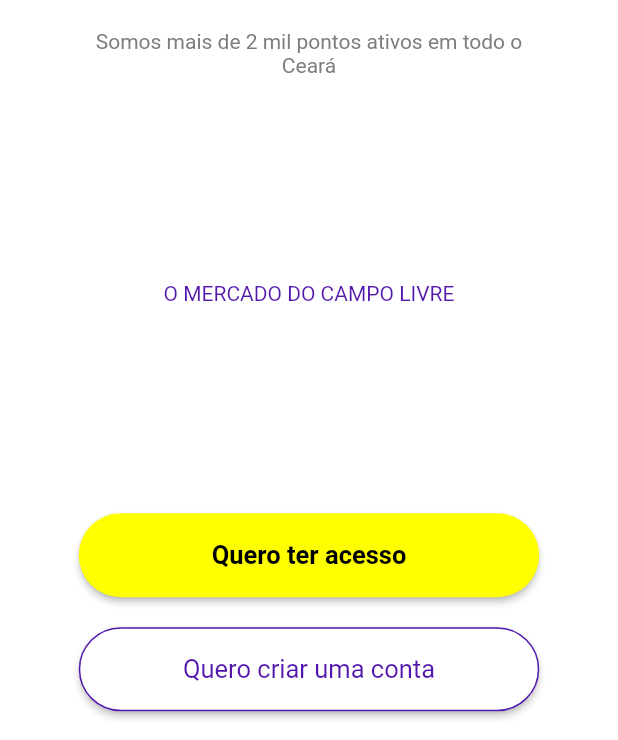
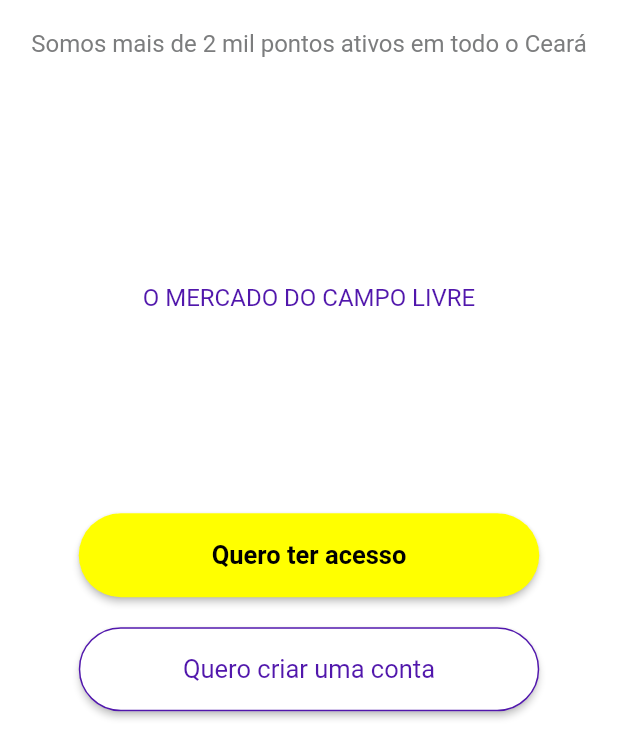
Before and after one commit to jocelio23/MERCADAGRO-COPAV, a Flutter app: the TelaAcessoProdutor screen opened directly, scrolled down 164 dp, on a phone screen of 412 x 824 dp, the part 496-1236 px from its top. Run offline on Flutter 3.47's test engine with Material 2 defaults, Android fonts, the light colour scheme and no system bars.

Commit message:
Correção de rotas e Layouts

```diff
--- a/lib/app_routes.dart
+++ b/lib/app_routes.dart
@@ -2,6 +2,7 @@ import 'package:flutter/material.dart';
 import 'package:mercadagrocopav/app_widgets.dart';
 import 'package:mercadagrocopav/routes_name.dart';
 import 'package:mercadagrocopav/src/views/telaacessoprodutor/tela_acesso_produtor.dart';
+import 'package:mercadagrocopav/src/views/telaescolhaprodutor/tela_escolha_produtor.dart';
 import 'package:mercadagrocopav/src/views/telaprincipal/tela_principal.dart';
 
 class Routes{
@@ -14,12 +15,15 @@ class Routes{
           return RoutesAnimation(
               builder: (_) => AppWidget(), settings: settings);
 
+        case TELA_ESCOLHA_PRODUTOR:
+          return RoutesAnimation(builder: (_) => TelaEscolhaProdutor(), settings: settings);
+
         case TELA_ACESSO_PRODUTOR:
           return RoutesAnimation(
               builder: (_) => TelaAcessoProdutor(), settings: settings);
 
         default:
-          return RoutesAnimation(builder: (_) => TelaPrincipal(), settings: settings);
+          return RoutesAnimation(builder: (_) => AppWidget(), settings: settings);
 
       }
   }
--- a/lib/app_widgets.dart
+++ b/lib/app_widgets.dart
@@ -58,7 +58,7 @@ class _AppWidgetState extends State<AppWidget> {
           PageView.builder(
             scrollDirection: Axis.horizontal,
             onPageChanged: _onPageChanged,
-            controller: _controller,
+            controller: _controller.hasClients ? _controller : null,
             itemCount: _numTelas.widgets!.length,
             itemBuilder: (context,i){
               return _numTelas.widgets![i];
--- a/lib/main.dart
+++ b/lib/main.dart
@@ -6,10 +6,12 @@ import 'app_routes.dart';
 
 void main() {
   runApp(MaterialApp(
+
     title: "MercadAgro Copav",
     debugShowCheckedModeBanner: false,
     onGenerateRoute: Routes.generateRoute,
     initialRoute: TELA_PRINCIPAL,
+
     //home: AppWidget(),
   ));
 }
--- a/lib/src/views/telaacessoprodutor/tela_acesso_produtor.dart
+++ b/lib/src/views/telaacessoprodutor/tela_acesso_produtor.dart
@@ -13,10 +13,11 @@ class TelaAcessoProdutor extends StatelessWidget {
     var _heigth = MediaQuery.of(context).size.height;
 
     final String _textoApresentacao =
-        "Somos mais de 2 mil pontos ativos em todo o\n"
-        "Ceará";
+        "Somos mais de 2 mil pontos ativos em todo o"
+        " Ceará";
 
-    return Container(
+    return Scaffold(
+      body: Container(
         color: AppCores.white,
         alignment: Alignment.topCenter,
         width: _width,
@@ -43,18 +44,24 @@ class TelaAcessoProdutor extends StatelessWidget {
                     mainAxisAlignment: MainAxisAlignment.spaceBetween,
                     children: [
                       Container(
-                      width: 358,
-                      height: 30,
+                        width: _width * 0.9,
+                        height: _heigth * 0.10,
                         child: Text(
                           _textoApresentacao,
                           textAlign: TextAlign.center,
-                        style: TextStyle(color: AppCores.gray),
+                          style: TextStyle(color: AppCores.gray,
+                          fontSize: 16),
+
                         ),
                       ),
                       Container(
+                        height: _heigth * 0.08,
+                        width: _width * 0.9,
                         child: Text(
                           "O MERCADO DO CAMPO LIVRE",
-                        style: TextStyle(color: AppCores.purple_edit),
+                          textAlign: TextAlign.center,
+                          style: TextStyle(color: AppCores.purple_edit,
+                          fontSize: 16),
                         ),
                       ),
                       Container(
@@ -68,7 +75,10 @@ class TelaAcessoProdutor extends StatelessWidget {
                               width: _width * 0.85,
                               height: 56,
                               child: ElevatedButton(
-                              onPressed: () {},
+                                onPressed: () {
+                                  Navigator.pushReplacementNamed(
+                                      context, TELA_ESCOLHA_PRODUTOR);
+                                },
                                 child: Text("Quero ter acesso",style: TextStyle(
                                   fontWeight: FontWeight.bold,
                                   fontSize: 17,
@@ -86,8 +96,7 @@ class TelaAcessoProdutor extends StatelessWidget {
                               height: 56,
                               child: ElevatedButton(
                                 onPressed: () {
-                                Navigator.pushReplacementNamed(
-                                    context, TELA_ESCOLHA_PRODUTOR);
+
                                 },
                                 child: Text("Quero criar uma conta",style: TextStyle(
                                   fontWeight: FontWeight.w400,
@@ -110,6 +119,7 @@ class TelaAcessoProdutor extends StatelessWidget {
             ],
           ),
         ),
+      ),
     );
   }
 }
--- a/lib/src/views/telanovoprodutor/tela_novo_produtor.dart
+++ b/lib/src/views/telanovoprodutor/tela_novo_produtor.dart
@@ -1,5 +1,6 @@
 import 'package:flutter/cupertino.dart';
 import 'package:flutter/material.dart';
+import 'package:mercadagrocopav/routes_name.dart';
 import 'package:mercadagrocopav/src/themes/app_cores.dart';
 import 'package:mercadagrocopav/src/themes/app_images.dart';
 
@@ -67,7 +68,10 @@ class TelaNovoProdutor extends StatelessWidget {
                     width: _width * 0.8,
                     height: 58,
                     child: ElevatedButton(
-                      onPressed: () {},
+                      onPressed: () {
+                        Navigator.pushReplacementNamed(
+                            context, TELA_ACESSO_PRODUTOR );
+                      },
                       child: Text("Sou novo por aqui"),
                       style: ElevatedButton.styleFrom(
                         primary: AppCores.yellow,
--- a/lib/src/views/telaprincipal/tela_principal.dart
+++ b/lib/src/views/telaprincipal/tela_principal.dart
@@ -48,7 +48,7 @@ class TelaPrincipal extends StatelessWidget {
                 Padding(padding: EdgeInsets.only(top: 38)),
                 Container(
                   width: _width,
-                  height: 159,
+                  height: 139,
                   decoration: BoxDecoration(
                       color: AppCores.white,
                       borderRadius: BorderRadius.circular(15)),
```
Lines whose indentation alone changed are shown as unchanged.
